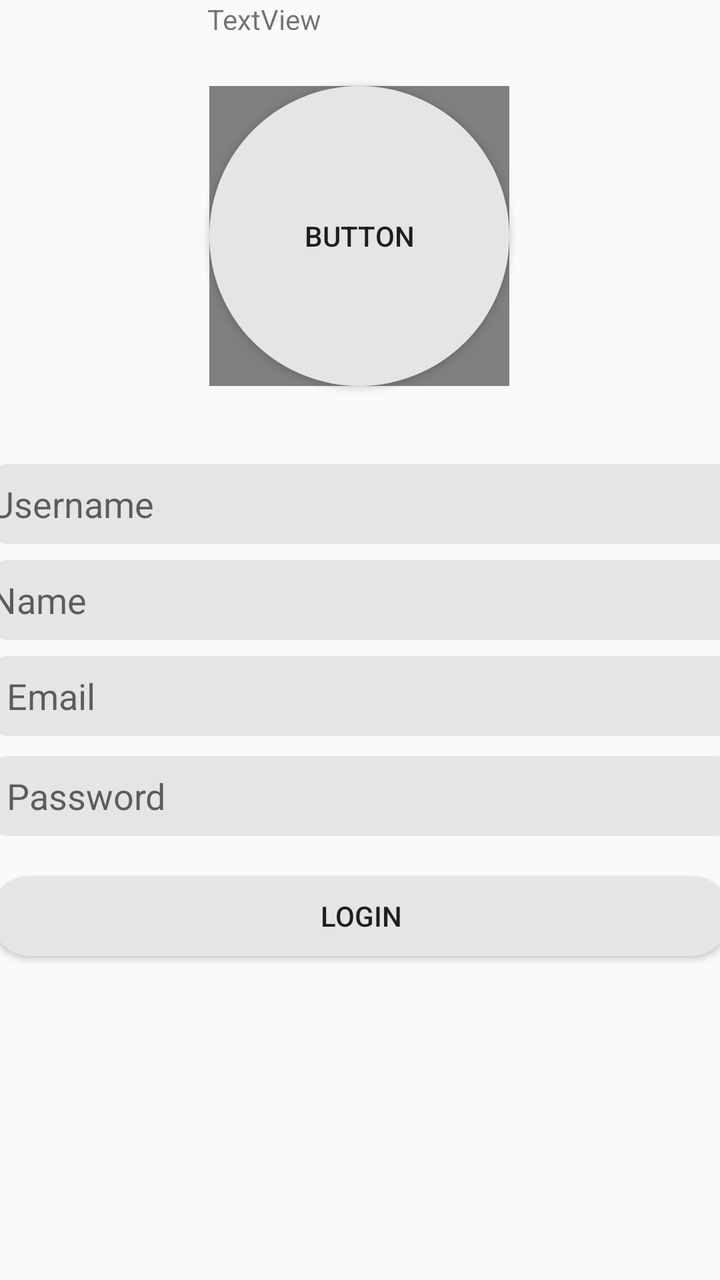
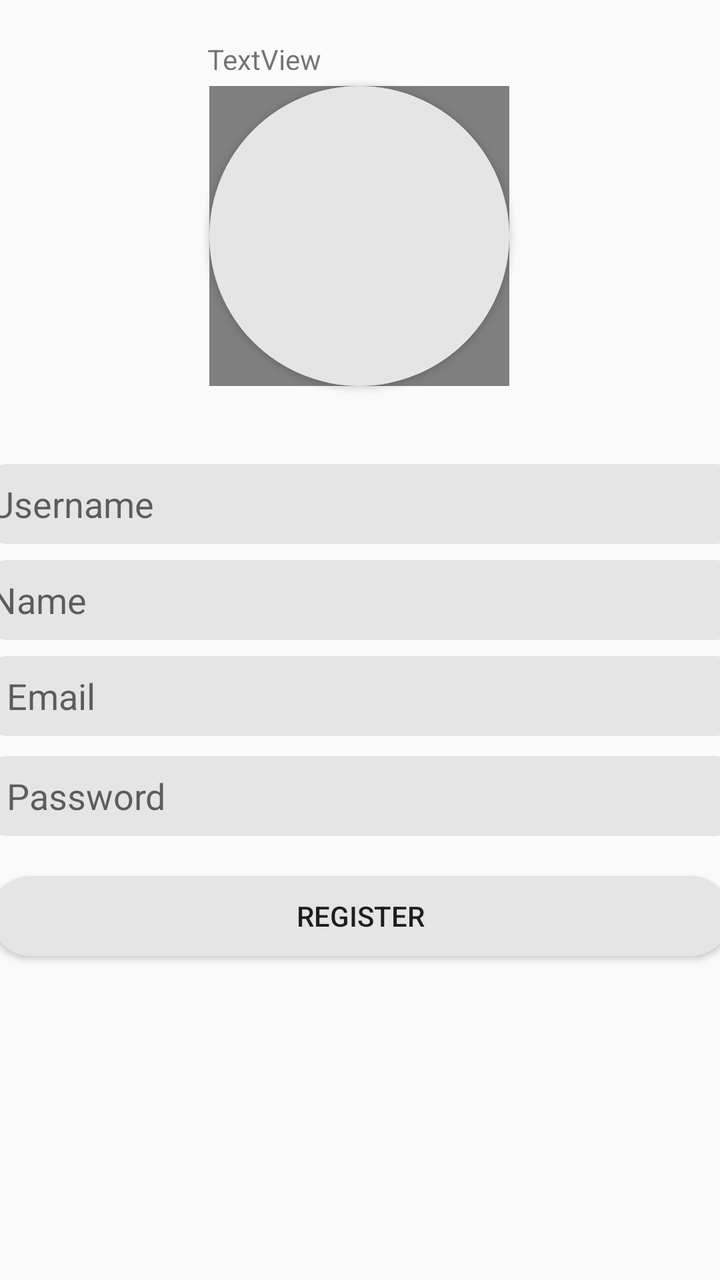

An Android layout rendered at two revisions. The XML below is the earlier revision; the diff shows what the commit changed to produce the second picture.
<!-- AndroidManifest.xml: application theme AppTheme -->
<!-- res/layout/activity_register.xml -->
<?xml version="1.0" encoding="utf-8"?>
<androidx.constraintlayout.widget.ConstraintLayout xmlns:android="http://schemas.android.com/apk/res/android"
    xmlns:app="http://schemas.android.com/apk/res-auto"
    xmlns:tools="http://schemas.android.com/tools"
    android:layout_width="match_parent"
    android:layout_height="match_parent"
    tools:context=".RegisterActivity">

    <EditText
        android:id="@+id/edit_email_register"
        android:layout_width="370dp"
        android:layout_height="40dp"
        android:layout_marginTop="8dp"
        android:autofillHints=""
        android:background="@drawable/bg_edittext_rounded"
        android:ems="10"
        android:hint="@string/login_email"
        android:inputType="textEmailAddress"
        android:paddingLeft="8dp"
        app:layout_constraintEnd_toEndOf="@+id/edittext_name_register"
        app:layout_constraintStart_toStartOf="@+id/edittext_name_register"
        app:layout_constraintTop_toBottomOf="@+id/edittext_name_register" />

    <EditText
        android:id="@+id/edit_password_register"
        android:layout_width="370dp"
        android:layout_height="40dp"
        android:layout_marginTop="10dp"
        android:background="@drawable/bg_edittext_rounded"
        android:ems="10"
        android:hint="@string/login_password"
        android:importantForAutofill="no"
        android:inputType="textPassword"
        android:paddingLeft="8dp"
        app:layout_constraintEnd_toEndOf="@+id/edit_email_register"
        app:layout_constraintStart_toStartOf="@+id/edit_email_register"
        app:layout_constraintTop_toBottomOf="@+id/edit_email_register" />

    <Button
        android:id="@+id/btn_register"
        android:layout_width="370dp"
        android:layout_height="40dp"
        android:layout_marginStart="16dp"
        android:layout_marginTop="20dp"
        android:layout_marginEnd="16dp"
        android:background="@drawable/bg_button_rounded"
        android:text="@string/login_button"
        app:layout_constraintEnd_toEndOf="parent"
        app:layout_constraintStart_toStartOf="parent"
        app:layout_constraintTop_toBottomOf="@+id/edit_password_register" />

    <EditText
        android:id="@+id/edittext_name_register"
        android:layout_width="370dp"
        android:layout_height="40dp"
        android:layout_marginTop="8dp"
        android:background="@drawable/bg_edittext_rounded"
        android:ems="10"
        android:hint="@string/register_name"
        android:inputType="textPersonName"
        app:layout_constraintEnd_toEndOf="@+id/edittext_username_register"
        app:layout_constraintStart_toStartOf="@+id/edittext_username_register"
        app:layout_constraintTop_toBottomOf="@+id/edittext_username_register" />

    <EditText
        android:id="@+id/edittext_username_register"
        android:layout_width="370dp"
        android:layout_height="40dp"
        android:layout_marginStart="8dp"
        android:layout_marginTop="232dp"
        android:layout_marginEnd="8dp"
        android:background="@drawable/bg_edittext_rounded"
        android:ems="10"
        android:hint="@string/register_username"
        android:inputType="textPersonName"
        app:layout_constraintEnd_toEndOf="parent"
        app:layout_constraintStart_toStartOf="parent"
        app:layout_constraintTop_toTopOf="parent" />

    <Button
        android:id="@+id/btn_selected_photo"
        android:layout_width="150dp"
        android:background="@drawable/bg_button__img_rounded"
        android:layout_height="150dp"
        android:layout_marginStart="130dp"
        android:layout_marginTop="43dp"
        android:layout_marginEnd="131dp"
        android:text="Button"
        app:layout_constraintEnd_toEndOf="parent"
        app:layout_constraintStart_toStartOf="parent"
        app:layout_constraintTop_toTopOf="parent" />

    <de.hdodenhof.circleimageview.CircleImageView
        android:id="@+id/img_photo"
        android:layout_width="150dp"
        android:layout_height="150dp"
        app:layout_constraintBottom_toBottomOf="@+id/btn_selected_photo"
        app:layout_constraintEnd_toEndOf="@+id/btn_selected_photo"
        app:layout_constraintStart_toStartOf="@+id/btn_selected_photo"
        app:layout_constraintTop_toTopOf="@+id/btn_selected_photo" />

    <TextView
        android:id="@+id/txtErrorRegister"
        android:layout_width="152dp"
        android:layout_height="15dp"
        android:text="TextView"
        app:layout_constraintEnd_toEndOf="@+id/img_photo"
        app:layout_constraintStart_toStartOf="@+id/img_photo"
        tools:layout_editor_absoluteY="16dp" />


</androidx.constraintlayout.widget.ConstraintLayout>
<!-- resources referenced by this layout -->
<resources>
  <!-- drawable bg_button__img_rounded (drawable) -->
  <?xml version="1.0" encoding="utf-8"?>
  <shape xmlns:android="http://schemas.android.com/apk/res/android">
      <solid android:color="@color/white"/>
      <corners android:radius="150dp"/>
  </shape>
  <!-- drawable bg_button_rounded (drawable) -->
  <?xml version="1.0" encoding="utf-8"?>
  <shape xmlns:android="http://schemas.android.com/apk/res/android">
      <solid android:color="@color/white"/>
      
      <corners android:radius="25dp"/>
  </shape>
  <!-- drawable bg_edittext_rounded (drawable) -->
  <?xml version="1.0" encoding="utf-8"?>
  <shape xmlns:android="http://schemas.android.com/apk/res/android">
      <solid android:color="@color/white"/>
      <corners android:radius="8dp"/>
  </shape>
  <string name="login_button">Login</string>
  <string name="login_email">Email</string>
  <string name="login_password">Password</string>
  <string name="register_name">Name</string>
  <string name="register_username">Username</string>
  <style name="AppTheme" parent="Theme.AppCompat.Light.NoActionBar">
          
          <item name="colorPrimary">@color/colorPrimary</item>
          <item name="colorPrimaryDark">@color/colorPrimaryDark</item>
          <item name="colorAccent">@color/colorAccent</item>
      </style>
  <color name="white">#e5e5e5</color>
  <color name="colorPrimary">#008577</color>
  <color name="colorPrimaryDark">#00574B</color>
  <color name="colorAccent">#D81B60</color>
</resources>

<!-- the commit's change to res/layout/activity_register.xml (unified diff, before → after) -->
@@ -44,7 +44,7 @@
         android:layout_marginTop="20dp"
         android:layout_marginEnd="16dp"
         android:background="@drawable/bg_button_rounded"
-        android:text="@string/login_button"
+        android:text="@string/register"
         app:layout_constraintEnd_toEndOf="parent"
         app:layout_constraintStart_toStartOf="parent"
         app:layout_constraintTop_toBottomOf="@+id/edit_password_register" />
@@ -80,12 +80,11 @@
     <Button
         android:id="@+id/btn_selected_photo"
         android:layout_width="150dp"
-        android:background="@drawable/bg_button__img_rounded"
         android:layout_height="150dp"
         android:layout_marginStart="130dp"
         android:layout_marginTop="43dp"
         android:layout_marginEnd="131dp"
-        android:text="Button"
+        android:background="@drawable/bg_button__img_rounded"
         app:layout_constraintEnd_toEndOf="parent"
         app:layout_constraintStart_toStartOf="parent"
         app:layout_constraintTop_toTopOf="parent" />
@@ -103,10 +102,11 @@
         android:id="@+id/txtErrorRegister"
         android:layout_width="152dp"
         android:layout_height="15dp"
+        android:layout_marginBottom="8dp"
         android:text="TextView"
+        app:layout_constraintBottom_toTopOf="@+id/img_photo"
         app:layout_constraintEnd_toEndOf="@+id/img_photo"
-        app:layout_constraintStart_toStartOf="@+id/img_photo"
-        tools:layout_editor_absoluteY="16dp" />
+        app:layout_constraintStart_toStartOf="@+id/img_photo" />
 
 
 </androidx.constraintlayout.widget.ConstraintLayout>
<!-- resource entries referenced after the edit -->
@@ -19,9 +19,9 @@
       <solid android:color="@color/white"/>
       <corners android:radius="8dp"/>
   </shape>
-  <string name="login_button">Login</string>
   <string name="login_email">Email</string>
   <string name="login_password">Password</string>
+  <string name="register">Register</string>
   <string name="register_name">Name</string>
   <string name="register_username">Username</string>
   <style name="AppTheme" parent="Theme.AppCompat.Light.NoActionBar">
